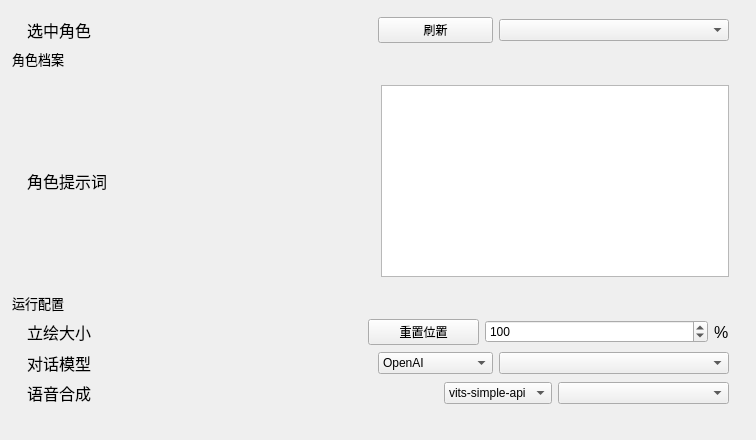
Zao-chen/ZcChat2, file windows/setting/child/settingchild_char.ui: the form before one commit.
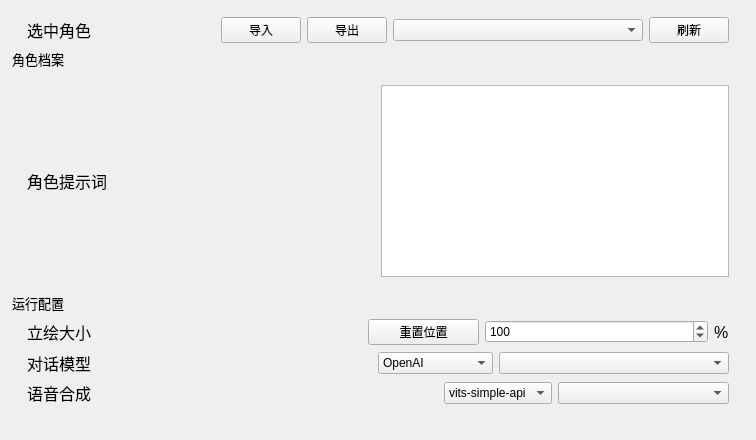
The form after the commit. Custom widgets are drawn as their Qt base class.

Commit message: feat: 添加角色导入和导出功能，优化角色配置加载 (#18)

```diff
--- a/windows/setting/child/settingchild_char.ui
+++ b/windows/setting/child/settingchild_char.ui
@@ -31,7 +31,7 @@
    </item>
    <item>
     <widget class="ElaScrollPageArea" name="widget_SelectChar" native="true">
-     <layout class="QHBoxLayout" name="horizontalLayout_2" stretch="3,1,2">
+     <layout class="QHBoxLayout" name="horizontalLayout_2" stretch="3,1,1,4,1">
       <property name="leftMargin">
        <number>15</number>
       </property>
@@ -57,9 +57,16 @@
        </widget>
       </item>
       <item>
-       <widget class="ElaPushButton" name="pushButton_RefreshCharList">
+       <widget class="ElaPushButton" name="pushButton_InputChar">
         <property name="text">
-         <string>刷新</string>
+         <string>导入</string>
+        </property>
+       </widget>
+      </item>
+      <item>
+       <widget class="ElaPushButton" name="pushButton_OutputChar">
+        <property name="text">
+         <string>导出</string>
         </property>
        </widget>
       </item>
@@ -107,6 +114,13 @@
         </property>
        </widget>
       </item>
+      <item>
+       <widget class="ElaPushButton" name="pushButton_RefreshCharList">
+        <property name="text">
+         <string>刷新</string>
+        </property>
+       </widget>
+      </item>
      </layout>
     </widget>
    </item>
```
The commit also changes 3 other files.
